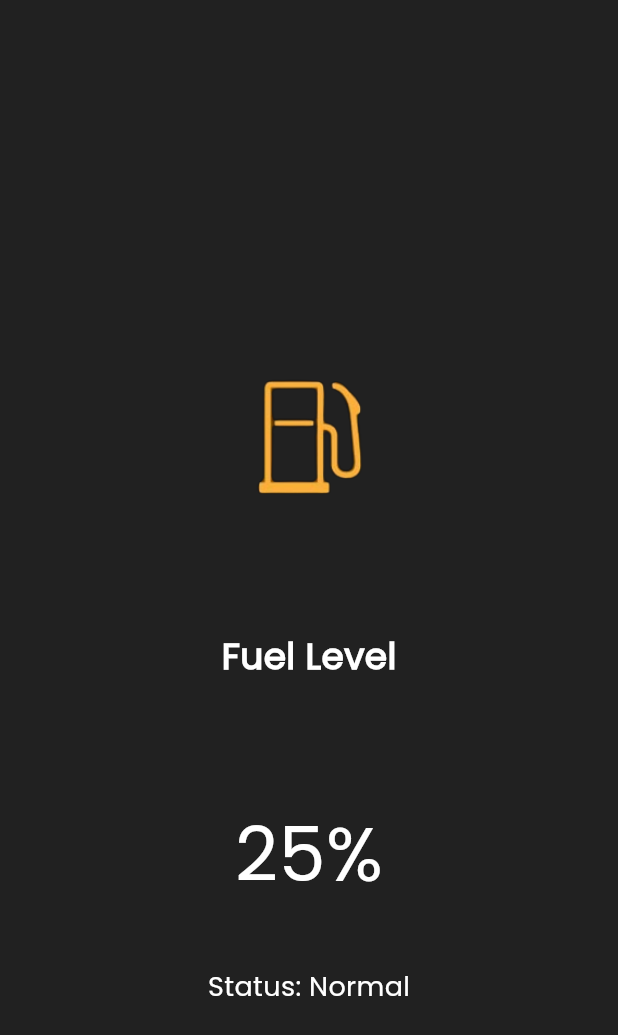
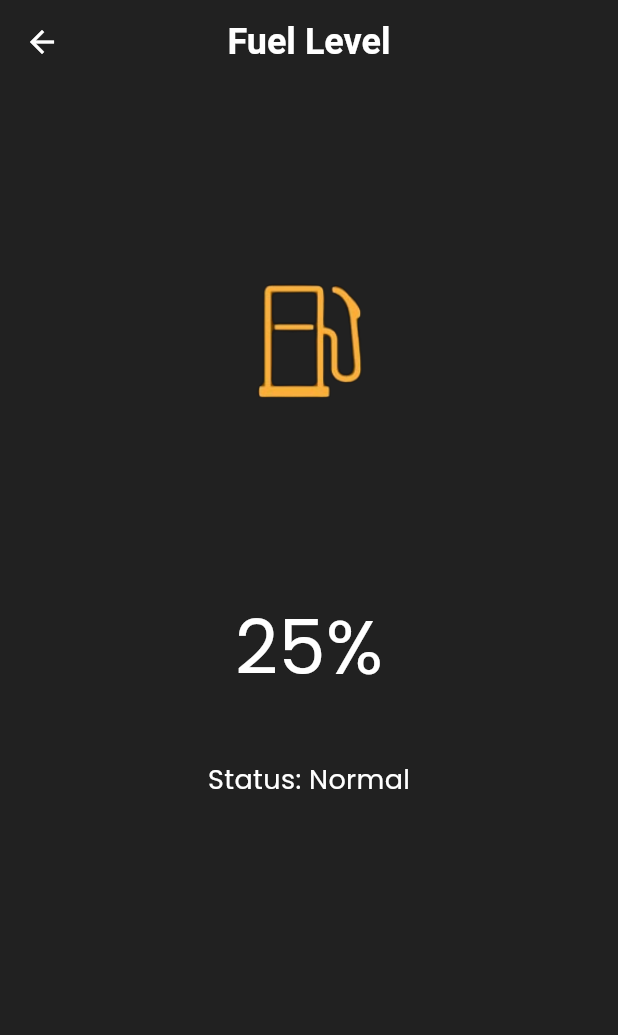
Before and after one commit to AshenDulsanka/IoT-PMS, a Flutter app: the Fuel screen opened directly, on a phone screen of 412 x 824 dp. Shown: the top 1035 px of the screen. Run offline on Flutter 3.47's test engine with Material 3 defaults, Android fonts, the phone set to English and light mode, and no system bars.

Commit message:
modfied the fuel page with the appbar

```diff
--- a/mobileapp/lib/pages/fuel.dart
+++ b/mobileapp/lib/pages/fuel.dart
@@ -8,9 +8,31 @@
   Widget build(BuildContext context) {
     return Scaffold(
       backgroundColor: Colors.grey[900],
-      body: Center(
+      appBar: AppBar(
+        title: Text(
+          "Fuel Level",
+          textAlign: TextAlign.center,
+          style: TextStyle(
+            color: Colors.white,
+            fontSize: 24,
+            fontWeight: FontWeight.bold,
+          ),
+        ),
+        centerTitle: true,
+        backgroundColor: Colors.grey[900], // Set app bar color to match background
+        elevation: 0,
+        leading: IconButton(
+          icon: Icon(Icons.arrow_back),
+          color: Colors.white,
+          onPressed: () {
+            Navigator.pop(context);
+          },
+        ),// Remove elevation
+      ),
+      body: SafeArea(
+        child: Center(
           child: Container(
-          padding: EdgeInsets.fromLTRB(20.0, 220.0, 20.0, 0.0),
+            padding: EdgeInsets.fromLTRB(20.0, 100.0, 20.0, 0.0),
             child: Column(
               mainAxisAlignment: MainAxisAlignment.start,
               children: [
@@ -20,16 +42,7 @@
                   height: 200,
                   alignment: Alignment.topCenter,
                 ),
-              Text(
-                "Fuel Level",
-                style: TextStyle(
-                  fontSize: 24,
-                  fontWeight: FontWeight.bold,
-                  color: Colors.white,
-                  fontFamily: "Poppins",
-                ),
-              ),
-              SizedBox(height: 80),
+                SizedBox(height: 40),
                 Text(
                   "25%",
                   style: TextStyle(
@@ -53,6 +66,7 @@
             ),
           ),
         ),
+      ),
     );
   }
 }
```
Lines whose indentation alone changed are shown as unchanged.
